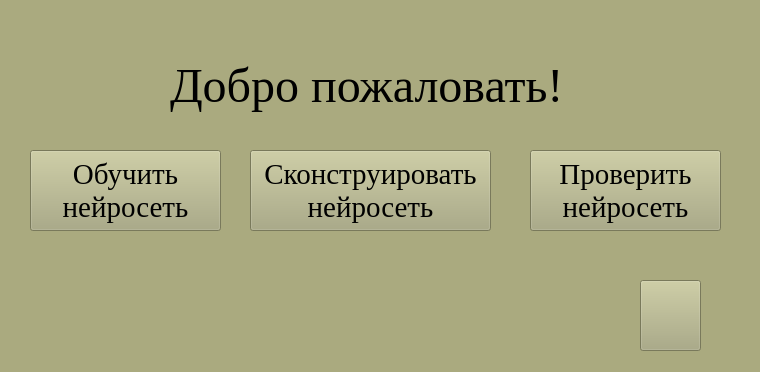
The window that forms/main_window_form.ui (chda485/Neuronet_constructor) describes before a commit, drawn with Qt 5.
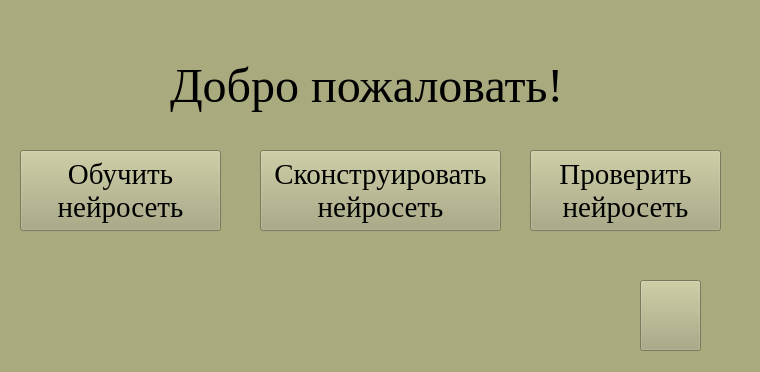
The same window after the commit. Icons and pictures are not drawn.

```diff
--- a/forms/main_window_form.ui
+++ b/forms/main_window_form.ui
@@ -148,15 +148,6 @@
        </color>
       </brush>
      </colorrole>
-     <colorrole role="PlaceholderText">
-      <brush brushstyle="SolidPattern">
-       <color alpha="128">
-        <red>0</red>
-        <green>0</green>
-        <blue>0</blue>
-       </color>
-      </brush>
-     </colorrole>
     </active>
     <inactive>
      <colorrole role="WindowText">
@@ -294,15 +285,6 @@
        </color>
       </brush>
      </colorrole>
-     <colorrole role="PlaceholderText">
-      <brush brushstyle="SolidPattern">
-       <color alpha="128">
-        <red>0</red>
-        <green>0</green>
-        <blue>0</blue>
-       </color>
-      </brush>
-     </colorrole>
     </inactive>
     <disabled>
      <colorrole role="WindowText">
@@ -440,15 +422,6 @@
        </color>
       </brush>
      </colorrole>
-     <colorrole role="PlaceholderText">
-      <brush brushstyle="SolidPattern">
-       <color alpha="128">
-        <red>0</red>
-        <green>0</green>
-        <blue>0</blue>
-       </color>
-      </brush>
-     </colorrole>
     </disabled>
    </palette>
   </property>
@@ -475,39 +448,10 @@
      <string>Добро пожаловать!</string>
     </property>
    </widget>
-   <widget class="QPushButton" name="train_button">
-    <property name="geometry">
-     <rect>
-      <x>30</x>
-      <y>150</y>
-      <width>191</width>
-      <height>81</height>
-     </rect>
-    </property>
-    <property name="baseSize">
-     <size>
-      <width>1</width>
-      <height>0</height>
-     </size>
-    </property>
-    <property name="font">
-     <font>
-      <family>Times New Roman</family>
-      <pointsize>22</pointsize>
-     </font>
-    </property>
-    <property name="styleSheet">
-     <string notr="true">;</string>
-    </property>
-    <property name="text">
-     <string>Обучить 
-нейросеть</string>
-    </property>
-   </widget>
    <widget class="QPushButton" name="construct_button">
     <property name="geometry">
      <rect>
-      <x>250</x>
+      <x>260</x>
       <y>150</y>
       <width>241</width>
       <height>81</height>
@@ -566,6 +510,26 @@
      <string/>
     </property>
    </widget>
+   <widget class="QPushButton" name="train_button">
+    <property name="geometry">
+     <rect>
+      <x>20</x>
+      <y>150</y>
+      <width>201</width>
+      <height>81</height>
+     </rect>
+    </property>
+    <property name="font">
+     <font>
+      <family>Times New Roman</family>
+      <pointsize>22</pointsize>
+     </font>
+    </property>
+    <property name="text">
+     <string>Обучить 
+нейросеть</string>
+    </property>
+   </widget>
   </widget>
  </widget>
  <resources>
```
